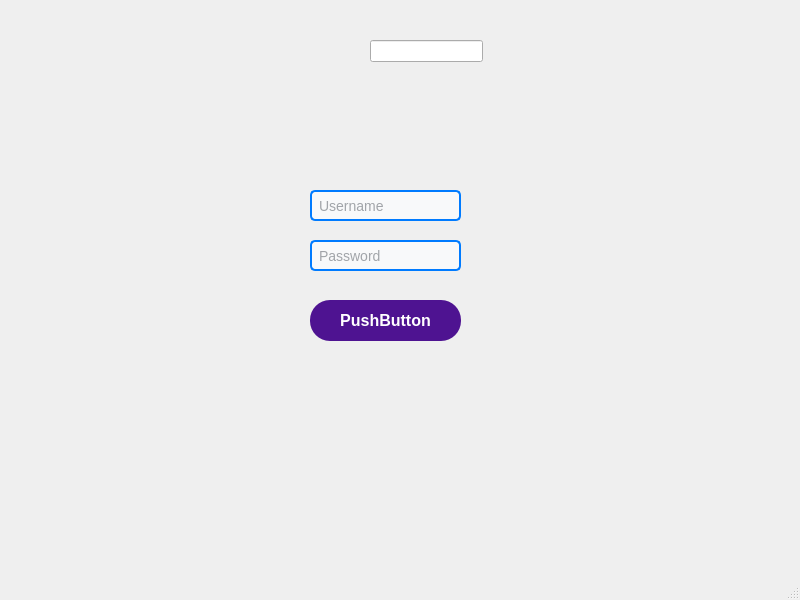
Before: the Qt Designer form ui/register.ui in Harisaya/python-app, drawn with Qt 5.
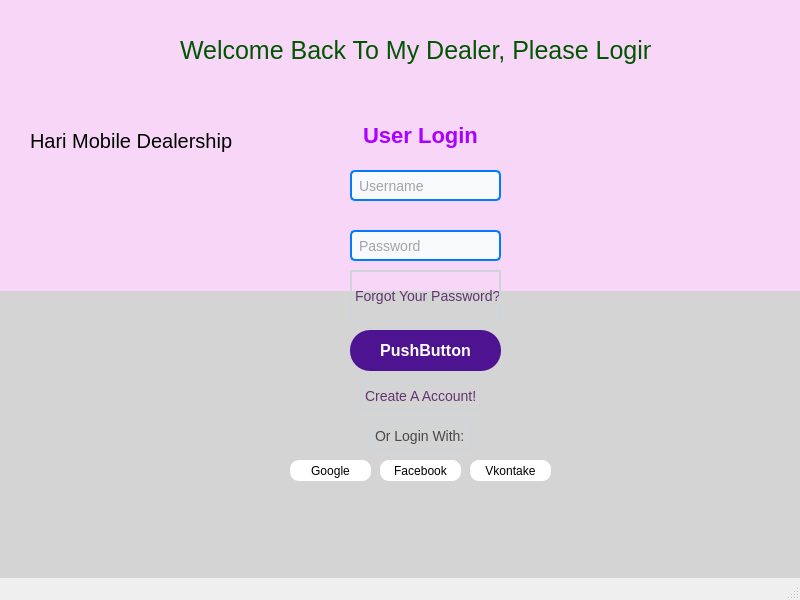
After: the same form once the commit is applied. Icons and pictures are not drawn.

Patch:
```diff
--- a/ui/register.ui
+++ b/ui/register.ui
@@ -17,8 +17,8 @@
    <widget class="QLineEdit" name="lineEdit">
     <property name="geometry">
      <rect>
-      <x>310</x>
-      <y>190</y>
+      <x>350</x>
+      <y>170</y>
       <width>151</width>
       <height>31</height>
      </rect>
@@ -40,8 +40,8 @@
    <widget class="QLineEdit" name="lineEdit_2">
     <property name="geometry">
      <rect>
-      <x>310</x>
-      <y>240</y>
+      <x>350</x>
+      <y>230</y>
       <width>151</width>
       <height>31</height>
      </rect>
@@ -63,8 +63,8 @@
    <widget class="QPushButton" name="pushButton">
     <property name="geometry">
      <rect>
-      <x>310</x>
-      <y>300</y>
+      <x>350</x>
+      <y>330</y>
       <width>151</width>
       <height>41</height>
      </rect>
@@ -85,16 +85,305 @@
      <string>PushButton</string>
     </property>
    </widget>
-   <widget class="QLineEdit" name="lineEdit_3">
+   <widget class="QLabel" name="label_2">
+    <property name="geometry">
+     <rect>
+      <x>0</x>
+      <y>0</y>
+      <width>801</width>
+      <height>291</height>
+     </rect>
+    </property>
+    <property name="styleSheet">
+     <string notr="true">background-color: #f8d6f7; /* Màu hồng nhạt */
+    margin: 0;               /* Loại bỏ khoảng cách mặc định */
+    padding: 0;              /* Loại bỏ padding mặc định */
+    font-family: Arial, sans-serif;</string>
+    </property>
+    <property name="text">
+     <string/>
+    </property>
+   </widget>
+   <widget class="QLabel" name="label_3">
+    <property name="geometry">
+     <rect>
+      <x>0</x>
+      <y>290</y>
+      <width>801</width>
+      <height>311</height>
+     </rect>
+    </property>
+    <property name="styleSheet">
+     <string notr="true">background-color: rgb(212, 212, 212); /* Màu hồng nhạt */
+    margin: 0;               /* Loại bỏ khoảng cách mặc định */
+    padding: 0;              /* Loại bỏ padding mặc định */
+    font-family: Arial, sans-serif;</string>
+    </property>
+    <property name="text">
+     <string/>
+    </property>
+   </widget>
+   <widget class="QLabel" name="label_4">
+    <property name="geometry">
+     <rect>
+      <x>350</x>
+      <y>270</y>
+      <width>151</width>
+      <height>51</height>
+     </rect>
+    </property>
+    <property name="styleSheet">
+     <string notr="true">color: rgb(97, 52, 112);
+font-size: 14px; 
+ border: 2px solid #ced4da;</string>
+    </property>
+    <property name="text">
+     <string>Forgot Your Password?</string>
+    </property>
+   </widget>
+   <widget class="QLabel" name="label_5">
+    <property name="geometry">
+     <rect>
+      <x>350</x>
+      <y>110</y>
+      <width>141</width>
+      <height>51</height>
+     </rect>
+    </property>
+    <property name="styleSheet">
+     <string notr="true">    font-size: 22px;          /* Kích thước chữ */
+    font-weight: bold;
+color: rgb(170, 0, 255);</string>
+    </property>
+    <property name="text">
+     <string>&lt;html&gt;&lt;head/&gt;&lt;body&gt;&lt;p align=&quot;center&quot;&gt;User Login&lt;/p&gt;&lt;/body&gt;&lt;/html&gt;</string>
+    </property>
+   </widget>
+   <widget class="QLabel" name="label_6">
+    <property name="geometry">
+     <rect>
+      <x>360</x>
+      <y>380</y>
+      <width>121</width>
+      <height>31</height>
+     </rect>
+    </property>
+    <property name="styleSheet">
+     <string notr="true">color: rgb(97, 52, 112);
+font-size: 14px; 
+ border: 2px solid #ced4da;</string>
+    </property>
+    <property name="text">
+     <string>Create A Account!</string>
+    </property>
+   </widget>
+   <widget class="QPushButton" name="pushButton_2">
+    <property name="geometry">
+     <rect>
+      <x>290</x>
+      <y>460</y>
+      <width>81</width>
+      <height>21</height>
+     </rect>
+    </property>
+    <property name="styleSheet">
+     <string notr="true">background-color:rgb(255, 255, 255);
+border-radius: 9px</string>
+    </property>
+    <property name="text">
+     <string>Google</string>
+    </property>
+    <property name="icon">
+     <iconset>
+      <normaloff>../img/Google__G__logo.svg.png</normaloff>../img/Google__G__logo.svg.png</iconset>
+    </property>
+   </widget>
+   <widget class="QPushButton" name="pushButton_3">
+    <property name="geometry">
+     <rect>
+      <x>380</x>
+      <y>460</y>
+      <width>81</width>
+      <height>21</height>
+     </rect>
+    </property>
+    <property name="styleSheet">
+     <string notr="true">background-color:rgb(255, 255, 255);
+border-radius: 9px</string>
+    </property>
+    <property name="text">
+     <string>Facebook</string>
+    </property>
+    <property name="icon">
+     <iconset>
+      <normaloff>../img/images.png</normaloff>../img/images.png</iconset>
+    </property>
+   </widget>
+   <widget class="QPushButton" name="pushButton_4">
+    <property name="geometry">
+     <rect>
+      <x>470</x>
+      <y>460</y>
+      <width>81</width>
+      <height>21</height>
+     </rect>
+    </property>
+    <property name="styleSheet">
+     <string notr="true">background-color:rgb(255, 255, 255);
+border-radius: 9px</string>
+    </property>
+    <property name="text">
+     <string>Vkontake</string>
+    </property>
+    <property name="icon">
+     <iconset>
+      <normaloff>../img/VK_Compact_Logo_(2021-present).svg.png</normaloff>../img/VK_Compact_Logo_(2021-present).svg.png</iconset>
+    </property>
+   </widget>
+   <widget class="QLabel" name="label_7">
     <property name="geometry">
      <rect>
       <x>370</x>
-      <y>40</y>
-      <width>113</width>
-      <height>22</height>
+      <y>420</y>
+      <width>101</width>
+      <height>31</height>
      </rect>
     </property>
+    <property name="styleSheet">
+     <string notr="true">color: rgb(72, 72, 72);
+font-size: 14px; 
+ border: 2px solid #ced4da;</string>
+    </property>
+    <property name="text">
+     <string>Or Login With:</string>
+    </property>
    </widget>
+   <widget class="QLabel" name="label_8">
+    <property name="geometry">
+     <rect>
+      <x>310</x>
+      <y>170</y>
+      <width>21</width>
+      <height>31</height>
+     </rect>
+    </property>
+    <property name="text">
+     <string/>
+    </property>
+    <property name="pixmap">
+     <pixmap>../img/Screenshot 2025-01-12 190241.png</pixmap>
+    </property>
+    <property name="scaledContents">
+     <bool>true</bool>
+    </property>
+   </widget>
+   <widget class="QLabel" name="label_9">
+    <property name="geometry">
+     <rect>
+      <x>310</x>
+      <y>230</y>
+      <width>31</width>
+      <height>31</height>
+     </rect>
+    </property>
+    <property name="text">
+     <string/>
+    </property>
+    <property name="pixmap">
+     <pixmap>../img/Screenshot 2025-01-12 190257.png</pixmap>
+    </property>
+   </widget>
+   <widget class="QLabel" name="label_10">
+    <property name="geometry">
+     <rect>
+      <x>-40</x>
+      <y>170</y>
+      <width>311</width>
+      <height>241</height>
+     </rect>
+    </property>
+    <property name="text">
+     <string/>
+    </property>
+    <property name="pixmap">
+     <pixmap>../img/Logo-Thephoneshop-e1691079705370-1024x786.png</pixmap>
+    </property>
+    <property name="scaledContents">
+     <bool>true</bool>
+    </property>
+   </widget>
+   <widget class="QLabel" name="label">
+    <property name="geometry">
+     <rect>
+      <x>30</x>
+      <y>120</y>
+      <width>211</width>
+      <height>41</height>
+     </rect>
+    </property>
+    <property name="styleSheet">
+     <string notr="true">font-size: 20px;          /* Kích thước chữ */
+    font-weight: Arial;</string>
+    </property>
+    <property name="text">
+     <string>Hari Mobile Dealership</string>
+    </property>
+   </widget>
+   <widget class="QLabel" name="label_11">
+    <property name="geometry">
+     <rect>
+      <x>580</x>
+      <y>140</y>
+      <width>221</width>
+      <height>301</height>
+     </rect>
+    </property>
+    <property name="text">
+     <string/>
+    </property>
+    <property name="pixmap">
+     <pixmap>../img/product-jpeg.jpg</pixmap>
+    </property>
+    <property name="scaledContents">
+     <bool>true</bool>
+    </property>
+   </widget>
+   <widget class="QLabel" name="label_12">
+    <property name="geometry">
+     <rect>
+      <x>180</x>
+      <y>30</y>
+      <width>471</width>
+      <height>41</height>
+     </rect>
+    </property>
+    <property name="styleSheet">
+     <string notr="true">font-size: 25px;          /* Kích thước chữ */
+    font-weight: Big;
+color:rgb(0, 85, 0)</string>
+    </property>
+    <property name="text">
+     <string>Welcome Back To My Dealer, Please Login!</string>
+    </property>
+   </widget>
+   <zorder>label_3</zorder>
+   <zorder>label_2</zorder>
+   <zorder>lineEdit</zorder>
+   <zorder>lineEdit_2</zorder>
+   <zorder>pushButton</zorder>
+   <zorder>label_4</zorder>
+   <zorder>label_5</zorder>
+   <zorder>label_6</zorder>
+   <zorder>pushButton_2</zorder>
+   <zorder>pushButton_3</zorder>
+   <zorder>pushButton_4</zorder>
+   <zorder>label_7</zorder>
+   <zorder>label_8</zorder>
+   <zorder>label_9</zorder>
+   <zorder>label_10</zorder>
+   <zorder>label</zorder>
+   <zorder>label_11</zorder>
+   <zorder>label_12</zorder>
   </widget>
   <widget class="QMenuBar" name="menubar">
    <property name="geometry">
```
